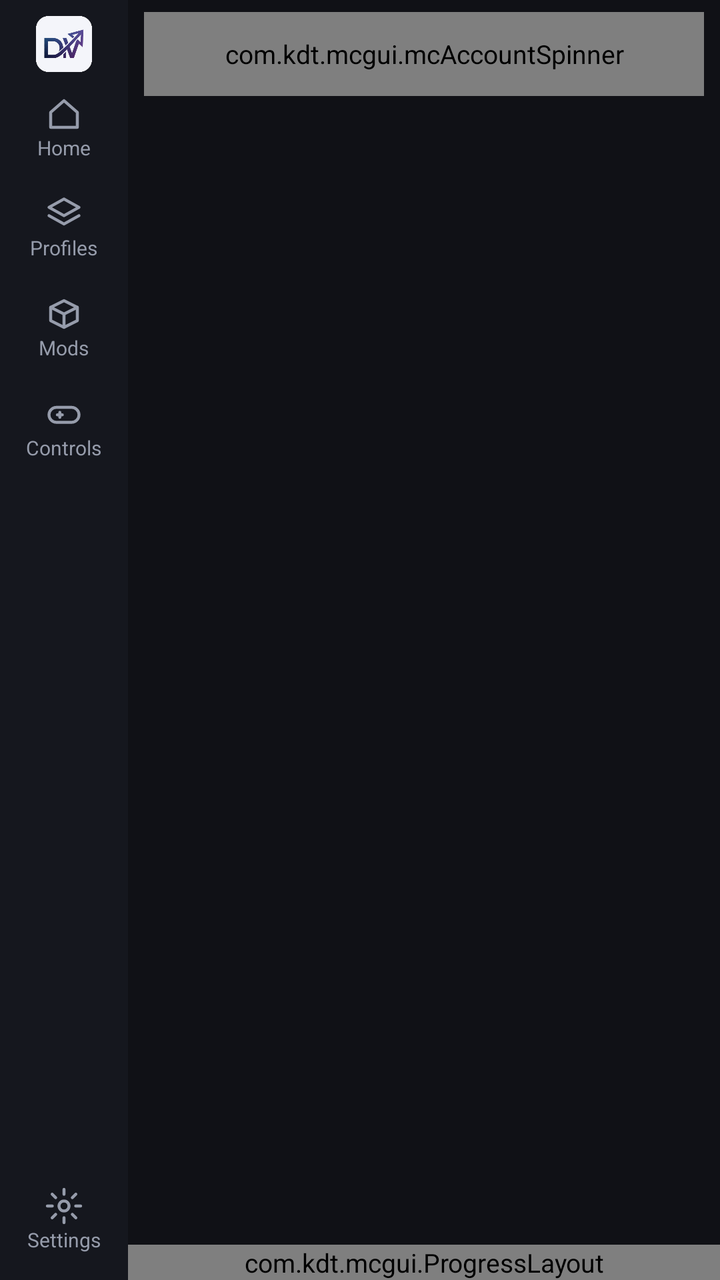
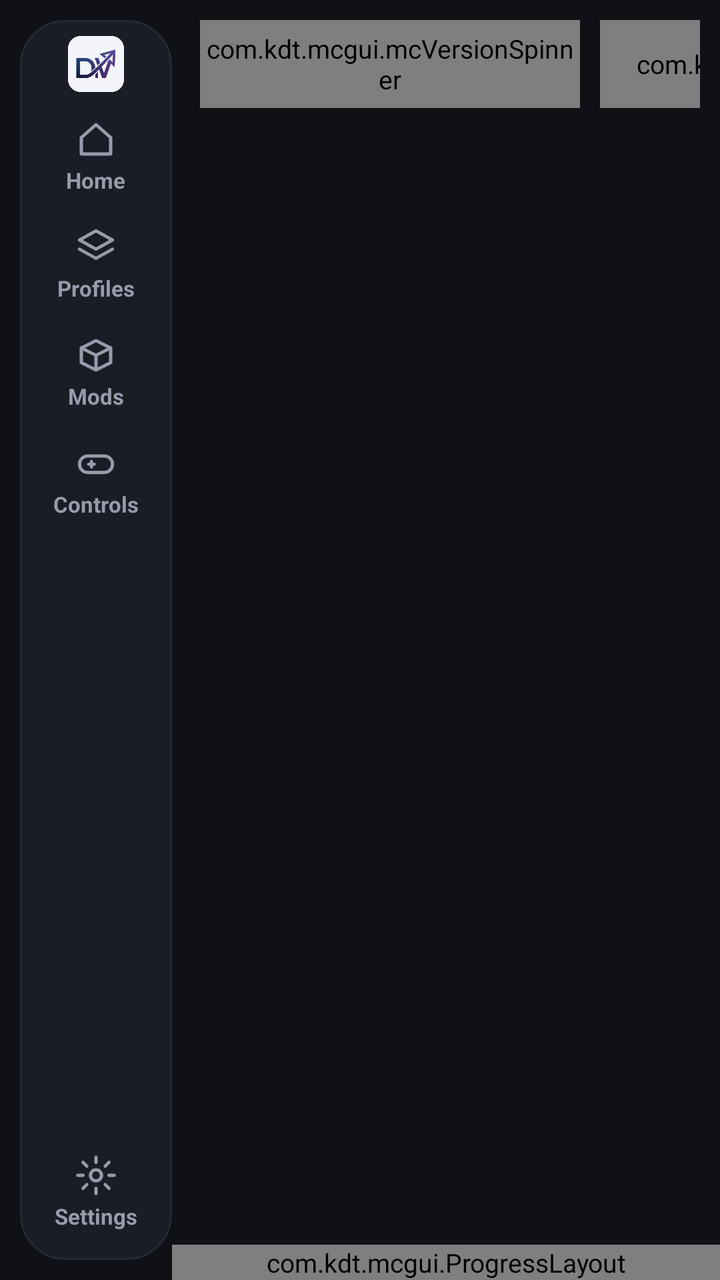

Before-and-after screenshots of an Android layout around one commit, followed by the original layout XML and the change that was made.
<!-- AndroidManifest.xml: application theme AppTheme -->
<!-- res/layout/activity_div_launcher.xml -->
<?xml version="1.0" encoding="utf-8"?>
<androidx.constraintlayout.widget.ConstraintLayout
    xmlns:android="http://schemas.android.com/apk/res/android"
    xmlns:app="http://schemas.android.com/apk/res-auto"
    android:layout_width="match_parent"
    android:layout_height="match_parent"
    android:background="@color/background_app">

    
    <LinearLayout
        android:id="@+id/nav_rail"
        android:layout_width="64dp"
        android:layout_height="0dp"
        android:background="@color/background_status_bar"
        android:orientation="vertical"
        android:gravity="center_horizontal"
        android:paddingTop="8dp"
        android:paddingBottom="8dp"
        app:layout_constraintTop_toTopOf="parent"
        app:layout_constraintBottom_toBottomOf="parent"
        app:layout_constraintStart_toStartOf="parent">

        <ImageView
            android:layout_width="28dp"
            android:layout_height="28dp"
            android:src="@drawable/ic_div_logo"
            android:importantForAccessibility="no" />

        <LinearLayout
            android:id="@+id/nav_home"
            style="@style/NavItem">
            <ImageView
                style="@style/NavIcon"
                android:src="@drawable/ic_nav_home" />
            <TextView
                style="@style/NavLabel"
                android:text="@string/nav_home" />
        </LinearLayout>
        <LinearLayout
            android:id="@+id/nav_profiles"
            style="@style/NavItem">
            <ImageView
                style="@style/NavIcon"
                android:src="@drawable/ic_nav_profiles" />
            <TextView
                style="@style/NavLabel"
                android:text="@string/nav_profiles" />
        </LinearLayout>
        <LinearLayout
            android:id="@+id/nav_mods"
            style="@style/NavItem">
            <ImageView
                style="@style/NavIcon"
                android:src="@drawable/ic_nav_mods" />
            <TextView
                style="@style/NavLabel"
                android:text="@string/nav_mods" />
        </LinearLayout>
        <LinearLayout
            android:id="@+id/nav_controls"
            style="@style/NavItem">
            <ImageView
                style="@style/NavIcon"
                android:src="@drawable/ic_nav_controls" />
            <TextView
                style="@style/NavLabel"
                android:text="@string/nav_controls" />
        </LinearLayout>

        <View
            android:layout_width="0dp"
            android:layout_height="0dp"
            android:layout_weight="1" />

        <LinearLayout
            android:id="@+id/nav_settings"
            style="@style/NavItem">
            <ImageView
                style="@style/NavIcon"
                android:src="@drawable/ic_nav_settings" />
            <TextView
                style="@style/NavLabel"
                android:text="@string/nav_settings" />
        </LinearLayout>
    </LinearLayout>

    <com.kdt.mcgui.mcAccountSpinner
        android:id="@+id/account_spinner"
        android:layout_width="0dp"
        android:layout_height="42dp"
        android:layout_marginStart="8dp"
        android:layout_marginEnd="8dp"
        android:layout_marginTop="6dp"
        android:background="@drawable/account_bar_background"
        android:paddingStart="10dp"
        android:paddingEnd="10dp"
        android:dropDownWidth="wrap_content"
        android:dropDownVerticalOffset="40dp"
        android:clickable="true"
        android:focusable="true"
        app:layout_constraintTop_toTopOf="parent"
        app:layout_constraintStart_toEndOf="@id/nav_rail"
        app:layout_constraintEnd_toEndOf="parent" />

    
    <ImageButton
        android:id="@+id/setting_button"
        android:layout_width="48dp"
        android:layout_height="40dp"
        android:visibility="gone"
        android:background="?attr/selectableItemBackground"
        android:src="@drawable/ic_menu_settings"
        android:scaleType="fitCenter"
        app:layout_constraintEnd_toEndOf="parent"
        app:layout_constraintTop_toTopOf="parent" />

    
    <androidx.fragment.app.FragmentContainerView
        android:id="@+id/container_fragment"
        android:layout_width="0dp"
        android:layout_height="0dp"
        app:layout_constraintStart_toEndOf="@id/nav_rail"
        app:layout_constraintEnd_toEndOf="parent"
        app:layout_constraintBottom_toTopOf="@+id/progress_layout"
        app:layout_constraintTop_toBottomOf="@+id/account_spinner" />

    <com.kdt.mcgui.ProgressLayout
        android:id="@+id/progress_layout"
        android:layout_width="0dp"
        android:layout_height="wrap_content"
        app:layout_constraintStart_toEndOf="@id/nav_rail"
        app:layout_constraintEnd_toEndOf="parent"
        app:layout_constraintBottom_toBottomOf="parent" />

</androidx.constraintlayout.widget.ConstraintLayout>
<!-- resources referenced by this layout -->
<resources>
  <color name="background_app">#101116</color>
  <!-- drawable account_bar_background (drawable) -->
  <?xml version="1.0" encoding="utf-8"?>
  <ripple xmlns:android="http://schemas.android.com/apk/res/android"
      android:color="@color/surface_pressed">
      <item>
          <shape android:shape="rectangle">
              <solid android:color="@color/surface_raised" />
              <corners android:radius="12dp" />
              <stroke android:width="1dp" android:color="@color/background_overlay" />
          </shape>
      </item>
  </ripple>
  <string name="nav_controls">Controls</string>
  <string name="nav_home">Home</string>
  <string name="nav_mods">Mods</string>
  <string name="nav_profiles">Profiles</string>
  <string name="nav_settings">Settings</string>
  <style name="NavIcon">
          <item name="android:layout_width">20dp</item>
          <item name="android:layout_height">20dp</item>
          <item name="android:tint">@color/nav_item_tint</item>
          <item name="android:importantForAccessibility">no</item>
      </style>
  <style name="NavItem">
          <item name="android:layout_width">match_parent</item>
          <item name="android:layout_height">44dp</item>
          <item name="android:layout_marginStart">6dp</item>
          <item name="android:layout_marginEnd">6dp</item>
          <item name="android:layout_marginTop">6dp</item>
          <item name="android:orientation">vertical</item>
          <item name="android:gravity">center</item>
          <item name="android:background">@drawable/nav_item_background</item>
          <item name="android:clickable">true</item>
          <item name="android:focusable">true</item>
      </style>
  <style name="NavLabel">
          <item name="android:layout_width">wrap_content</item>
          <item name="android:layout_height">wrap_content</item>
          <item name="android:textSize">10sp</item>
          <item name="android:textColor">@color/nav_item_tint</item>
      </style>
  <color name="surface_pressed">#292E3B</color>
  <color name="surface_raised">#1A1D25</color>
  <color name="background_overlay">#242832</color>
  <!-- drawable nav_item_background (drawable) -->
  <?xml version="1.0" encoding="utf-8"?>
  <ripple xmlns:android="http://schemas.android.com/apk/res/android"
      android:color="@color/surface_pressed">
      <item>
          <selector>
              <item android:state_selected="true">
                  <shape android:shape="rectangle">
                      <solid android:color="@color/nav_selected" />
                      <corners android:radius="10dp" />
                  </shape>
              </item>
              <item>
                  <shape android:shape="rectangle">
                      <solid android:color="@android:color/transparent" />
                      <corners android:radius="10dp" />
                  </shape>
              </item>
          </selector>
      </item>
  </ripple>
  <color name="accent">#8798FF</color>
  <color name="secondary_text">#969CAB</color>
  <color name="primary_text">#F0F1F6</color>
  <color name="nav_selected">#242B45</color>
  <!-- unchanged entries left out for length: 9 -->
</resources>

<!-- the commit's change to res/layout/activity_div_launcher.xml (unified diff, before → after) -->
@@ -9,9 +9,12 @@
     
     <LinearLayout
         android:id="@+id/nav_rail"
-        android:layout_width="64dp"
+        android:layout_width="76dp"
         android:layout_height="0dp"
-        android:background="@color/background_status_bar"
+        android:layout_marginStart="10dp"
+        android:layout_marginTop="10dp"
+        android:layout_marginBottom="10dp"
+        android:background="@drawable/rail_background"
         android:orientation="vertical"
         android:gravity="center_horizontal"
         android:paddingTop="8dp"
@@ -23,6 +26,7 @@
         <ImageView
             android:layout_width="28dp"
             android:layout_height="28dp"
+            android:layout_marginBottom="4dp"
             android:src="@drawable/ic_div_logo"
             android:importantForAccessibility="no" />
 
@@ -84,23 +88,69 @@
         </LinearLayout>
     </LinearLayout>
 
-    <com.kdt.mcgui.mcAccountSpinner
-        android:id="@+id/account_spinner"
+    
+    <LinearLayout
+        android:id="@+id/top_bar"
         android:layout_width="0dp"
-        android:layout_height="42dp"
-        android:layout_marginStart="8dp"
-        android:layout_marginEnd="8dp"
-        android:layout_marginTop="6dp"
-        android:background="@drawable/account_bar_background"
-        android:paddingStart="10dp"
-        android:paddingEnd="10dp"
-        android:dropDownWidth="wrap_content"
-        android:dropDownVerticalOffset="40dp"
-        android:clickable="true"
-        android:focusable="true"
+        android:layout_height="44dp"
+        android:layout_marginStart="12dp"
+        android:layout_marginEnd="10dp"
+        android:layout_marginTop="10dp"
+        android:gravity="center_vertical"
+        android:orientation="horizontal"
         app:layout_constraintTop_toTopOf="parent"
         app:layout_constraintStart_toEndOf="@id/nav_rail"
-        app:layout_constraintEnd_toEndOf="parent" />
+        app:layout_constraintEnd_toEndOf="parent">
+
+        <TextView
+            android:id="@+id/page_title"
+            android:layout_width="0dp"
+            android:layout_height="wrap_content"
+            android:layout_weight="1"
+            android:layout_marginStart="2dp"
+            android:text="@string/nav_home"
+            android:textColor="@color/primary_text"
+            android:textSize="22sp"
+            android:textStyle="bold"
+            android:maxLines="1"
+            android:ellipsize="end" />
+
+        <com.kdt.mcgui.mcVersionSpinner
+            android:id="@+id/mc_version_spinner"
+            android:layout_width="190dp"
+            android:layout_height="44dp"
+            android:background="@drawable/account_bar_background"
+            android:drawableEnd="@drawable/spinner_arrow"
+            app:drawableEndPadding="@dimen/_1sdp"
+            app:drawableEndSize="12dp"
+            app:drawableStartIntegerScaling="true"
+            app:drawableStartSize="28dp" />
+
+        <com.kdt.mcgui.MineButton
+            android:id="@+id/play_button"
+            android:layout_width="wrap_content"
+            android:layout_height="44dp"
+            android:layout_marginStart="10dp"
+            android:minWidth="96dp"
+            android:paddingStart="18dp"
+    android:paddingEnd="18dp"
+            android:drawableStart="@drawable/ic_play"
+            android:drawablePadding="8dp"
+            android:text="@string/main_play" />
+
+        <com.kdt.mcgui.mcAccountSpinner
+            android:id="@+id/account_spinner"
+            android:layout_width="150dp"
+            android:layout_height="44dp"
+            android:layout_marginStart="10dp"
+            android:background="@drawable/account_bar_background"
+            android:paddingStart="10dp"
+            android:paddingEnd="10dp"
+            android:dropDownWidth="wrap_content"
+            android:dropDownVerticalOffset="40dp"
+            android:clickable="true"
+            android:focusable="true" />
+    </LinearLayout>
 
     
     <ImageButton
@@ -119,10 +169,13 @@
         android:id="@+id/container_fragment"
         android:layout_width="0dp"
         android:layout_height="0dp"
+        android:layout_marginStart="12dp"
+        android:layout_marginEnd="10dp"
+        android:layout_marginTop="10dp"
         app:layout_constraintStart_toEndOf="@id/nav_rail"
         app:layout_constraintEnd_toEndOf="parent"
         app:layout_constraintBottom_toTopOf="@+id/progress_layout"
-        app:layout_constraintTop_toBottomOf="@+id/account_spinner" />
+        app:layout_constraintTop_toBottomOf="@+id/top_bar" />
 
     <com.kdt.mcgui.ProgressLayout
         android:id="@+id/progress_layout"
<!-- resource entries referenced after the edit -->
@@ -8,28 +8,44 @@
       <item>
           <shape android:shape="rectangle">
               <solid android:color="@color/surface_raised" />
-              <corners android:radius="12dp" />
+              <corners android:radius="14dp" />
               <stroke android:width="1dp" android:color="@color/background_overlay" />
           </shape>
       </item>
   </ripple>
+  <!-- drawable ic_play (drawable) -->
+  <?xml version="1.0" encoding="utf-8"?>
+  <vector xmlns:android="http://schemas.android.com/apk/res/android"
+      android:width="16dp" android:height="16dp" android:viewportWidth="24" android:viewportHeight="24">
+      <path android:fillColor="@color/accent_on" android:pathData="M7,4l13,8l-13,8z" />
+  </vector>
+  <!-- drawable rail_background (drawable) -->
+  <?xml version="1.0" encoding="utf-8"?>
+  <shape xmlns:android="http://schemas.android.com/apk/res/android"
+      android:shape="rectangle">
+      <solid android:color="@color/surface_raised" />
+      <corners android:radius="22dp" />
+      <stroke android:width="1dp" android:color="@color/background_overlay" />
+  </shape>
+  <!-- drawable spinner_arrow: png bitmap (drawable, 175 bytes) -->
+  <string name="main_play">Play</string>
   <string name="nav_controls">Controls</string>
   <string name="nav_home">Home</string>
   <string name="nav_mods">Mods</string>
   <string name="nav_profiles">Profiles</string>
   <string name="nav_settings">Settings</string>
   <style name="NavIcon">
-          <item name="android:layout_width">20dp</item>
-          <item name="android:layout_height">20dp</item>
+          <item name="android:layout_width">22dp</item>
+          <item name="android:layout_height">22dp</item>
           <item name="android:tint">@color/nav_item_tint</item>
           <item name="android:importantForAccessibility">no</item>
       </style>
   <style name="NavItem">
           <item name="android:layout_width">match_parent</item>
-          <item name="android:layout_height">44dp</item>
-          <item name="android:layout_marginStart">6dp</item>
-          <item name="android:layout_marginEnd">6dp</item>
-          <item name="android:layout_marginTop">6dp</item>
+          <item name="android:layout_height">52dp</item>
+          <item name="android:layout_marginStart">4dp</item>
+          <item name="android:layout_marginEnd">4dp</item>
+          <item name="android:layout_marginTop">2dp</item>
           <item name="android:orientation">vertical</item>
           <item name="android:gravity">center</item>
           <item name="android:background">@drawable/nav_item_background</item>
@@ -39,12 +55,15 @@
   <style name="NavLabel">
           <item name="android:layout_width">wrap_content</item>
           <item name="android:layout_height">wrap_content</item>
-          <item name="android:textSize">10sp</item>
+          <item name="android:layout_marginTop">2dp</item>
+          <item name="android:textSize">11sp</item>
+          <item name="android:textStyle">bold</item>
           <item name="android:textColor">@color/nav_item_tint</item>
       </style>
   <color name="surface_pressed">#292E3B</color>
   <color name="surface_raised">#1A1D25</color>
   <color name="background_overlay">#242832</color>
+  <color name="accent_on">#10131C</color>
   <!-- drawable nav_item_background (drawable) -->
   <?xml version="1.0" encoding="utf-8"?>
   <ripple xmlns:android="http://schemas.android.com/apk/res/android"
@@ -54,13 +73,13 @@
               <item android:state_selected="true">
                   <shape android:shape="rectangle">
                       <solid android:color="@color/nav_selected" />
-                      <corners android:radius="10dp" />
+                      <corners android:radius="16dp" />
                   </shape>
               </item>
               <item>
                   <shape android:shape="rectangle">
                       <solid android:color="@android:color/transparent" />
-                      <corners android:radius="10dp" />
+                      <corners android:radius="16dp" />
                   </shape>
               </item>
           </selector>
